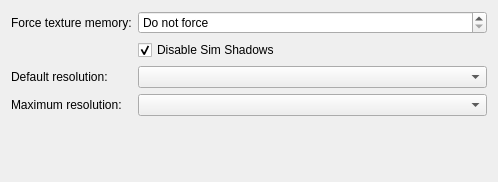
First picture: the form in sims2/sims2settings.ui, repository haffmans/graphics-rules-maker, before the edit.
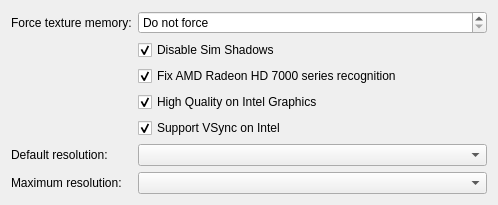
Second picture: the form after the edit.

Commit message:
Apply settings to Sims 2 Graphics Rules file
Also add a few new ATI/Intel fixes along the way.

The block of code that does all the writing is ugly, but it does the
job. The biggest problem is that we need the whole contents of the file
somewhere...

```diff
--- a/sims2/sims2settings.ui
+++ b/sims2/sims2settings.ui
@@ -53,7 +53,7 @@
      </property>
     </widget>
    </item>
-   <item row="2" column="0">
+   <item row="5" column="0">
     <widget class="QLabel" name="defaultResolutionLabel">
      <property name="text">
       <string>Default resolution:</string>
@@ -63,10 +63,10 @@
      </property>
     </widget>
    </item>
-   <item row="2" column="1">
+   <item row="5" column="1">
     <widget class="QComboBox" name="defaultResolution"/>
    </item>
-   <item row="3" column="0">
+   <item row="6" column="0">
     <widget class="QLabel" name="maxResolutionLabel">
      <property name="text">
       <string>Maximum resolution:</string>
@@ -76,9 +76,39 @@
      </property>
     </widget>
    </item>
-   <item row="3" column="1">
+   <item row="6" column="1">
     <widget class="QComboBox" name="maxResolution"/>
    </item>
+   <item row="2" column="1">
+    <widget class="QCheckBox" name="radeonHd7000Fix">
+     <property name="text">
+      <string>Fix AMD Radeon HD 7000 series recognition</string>
+     </property>
+     <property name="checked">
+      <bool>true</bool>
+     </property>
+    </widget>
+   </item>
+   <item row="3" column="1">
+    <widget class="QCheckBox" name="intelHigh">
+     <property name="text">
+      <string>High Quality on Intel Graphics</string>
+     </property>
+     <property name="checked">
+      <bool>true</bool>
+     </property>
+    </widget>
+   </item>
+   <item row="4" column="1">
+    <widget class="QCheckBox" name="intelVsync">
+     <property name="text">
+      <string>Support VSync on Intel</string>
+     </property>
+     <property name="checked">
+      <bool>true</bool>
+     </property>
+    </widget>
+   </item>
   </layout>
  </widget>
  <resources/>
```
The commit also changes 3 other files.
